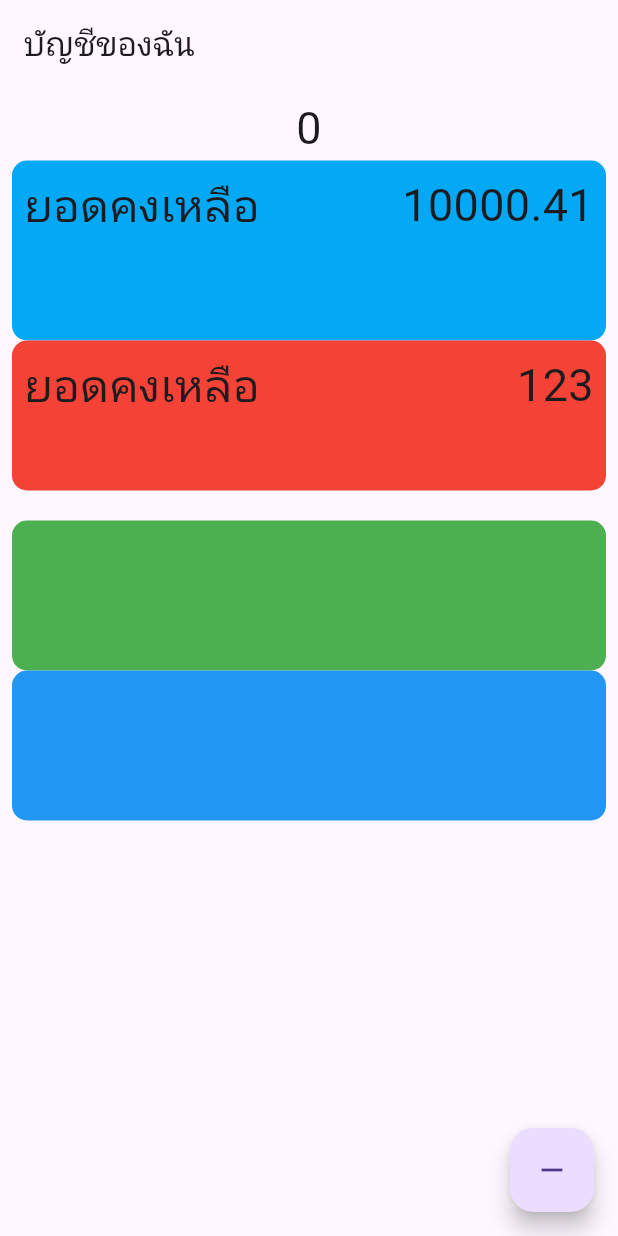
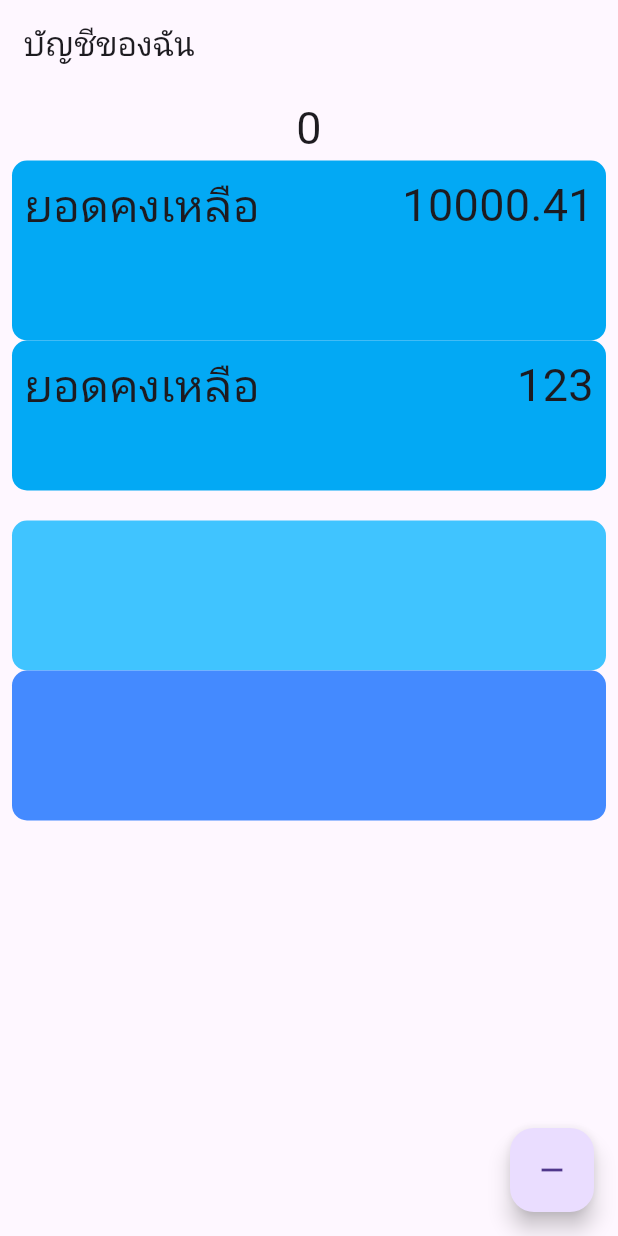
Before and after one commit to JessieDev1996/flutter_test, a Flutter app: the screen it shows after launch, on a phone screen of 412 x 824 dp. Run offline on Flutter 3.47's test engine with Material 3 defaults, Android fonts, the phone set to English and light mode, and no system bars.

Commit message:
Update app theme to blue

```diff
--- a/lib/MoneyBox.dart
+++ b/lib/MoneyBox.dart
@@ -4,7 +4,8 @@ import 'package:flutter/material.dart';
 class MoneyBox extends StatelessWidget {
   String title = ""; // ชื่อหมวดหมู่/รายการ
   double amount = 0; //จำนวนเงิน
-  Color color = Colors.red; //สีของกล่อง
+  // Default to a pleasant blue tone
+  Color color = Colors.lightBlue; //สีของกล่อง
   double size = 0; //ขนาดของกล่อง
 
   MoneyBox(this.title, this.amount, this.color, this.size);
--- a/lib/main.dart
+++ b/lib/main.dart
@@ -13,7 +13,8 @@ class MyApp extends StatelessWidget {
     return MaterialApp(
       title: "My App",
       home: MyHomePage(),
-      theme: ThemeData(primarySwatch: Colors.blue),
+      // Update the theme to a lighter blue shade
+      theme: ThemeData(primarySwatch: Colors.lightBlue),
     );
   }
 }
@@ -52,7 +53,9 @@ class _MyHomePageState extends State<MyHomePage> {
           MoneyBox("ยอดคงเหลือ", 10000.41, Colors.lightBlue, 120),
           Container(
             decoration: BoxDecoration(
-                color: Colors.red, borderRadius: BorderRadius.circular(10)),
+                // Use a pleasant blue tone instead of red
+                color: Colors.lightBlue,
+                borderRadius: BorderRadius.circular(10)),
             height: 100,
             child: Padding(
               padding: const EdgeInsets.all(8.0),
@@ -79,12 +82,16 @@ class _MyHomePageState extends State<MyHomePage> {
           ),
           Container(
             decoration: BoxDecoration(
-                color: Colors.green, borderRadius: BorderRadius.circular(10)),
+                // Replace green with a consistent blue shade
+                color: Colors.lightBlueAccent,
+                borderRadius: BorderRadius.circular(10)),
             height: 100,
           ),
           Container(
             decoration: BoxDecoration(
-                color: Colors.blue, borderRadius: BorderRadius.circular(10)),
+                // Slightly brighter blue box
+                color: Colors.blueAccent,
+                borderRadius: BorderRadius.circular(10)),
             height: 100,
           )
         ]),
```
